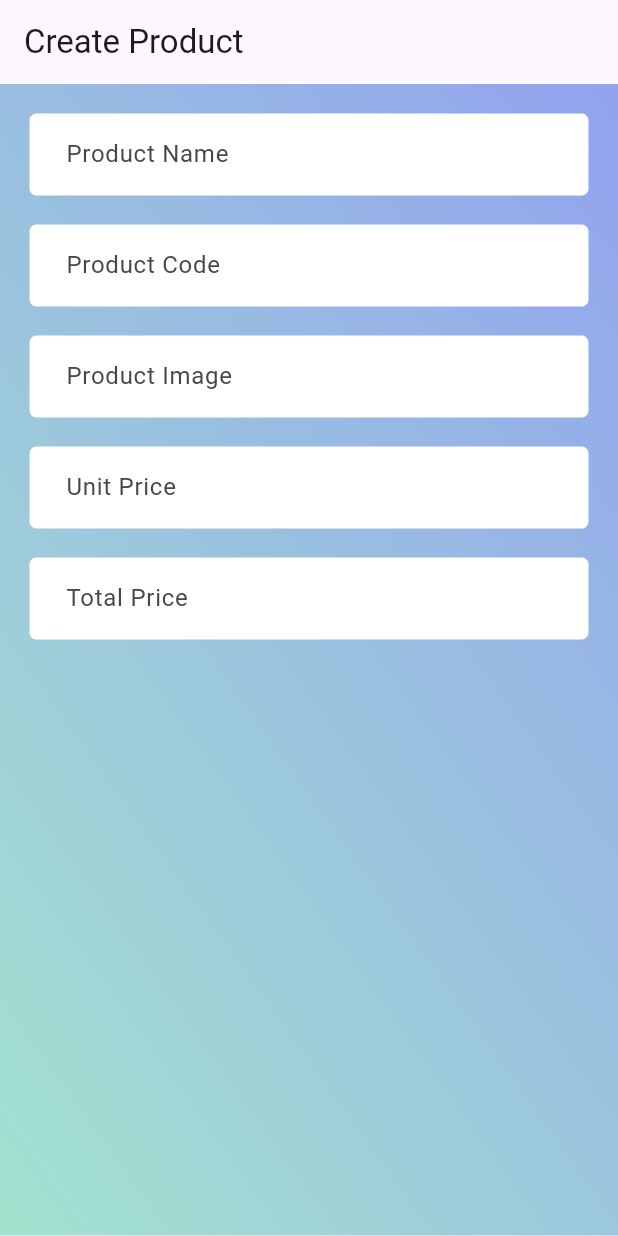
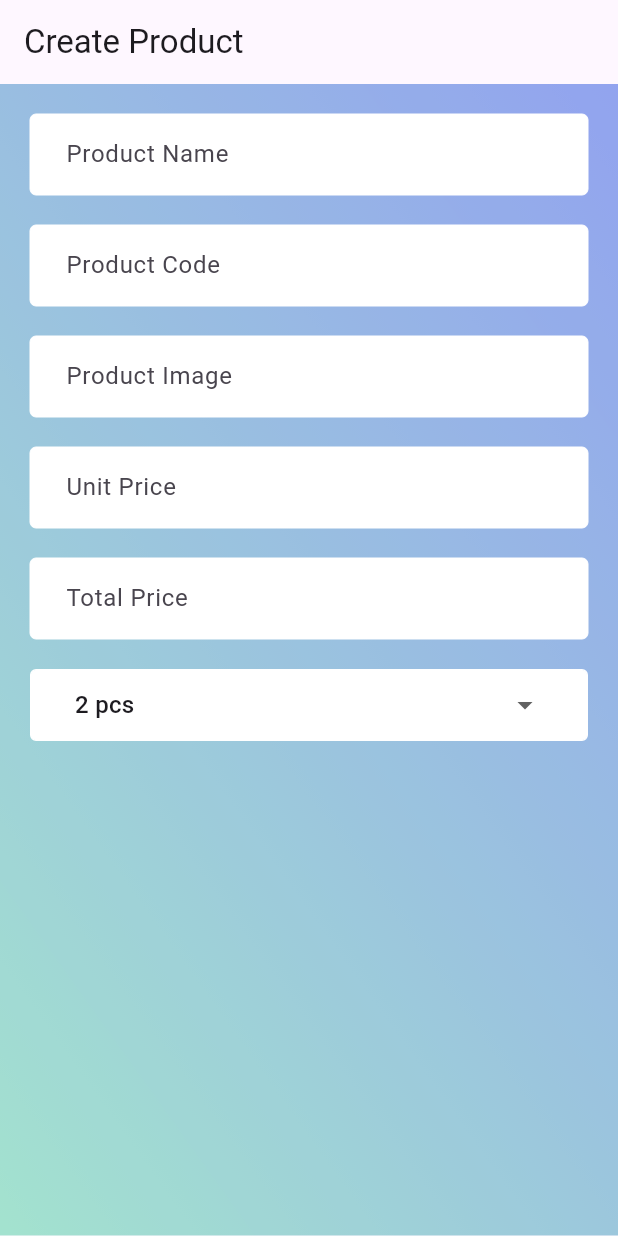
Before and after one commit to tutuldev/flutter-crud-with-rest-api, a Flutter app: the screen it shows after launch, on a phone screen of 412 x 824 dp. Run offline on Flutter 3.47's test engine with Material 3 defaults, Android fonts, the light colour scheme and no system bars; our stand-ins replace flutter_svg.

Commit message:
dropdown button make

```diff
--- a/lib/Screen/ProductCreateScreen.dart
+++ b/lib/Screen/ProductCreateScreen.dart
@@ -52,6 +52,30 @@ class _ProductCreateScreenState extends State<ProductCreateScreen> {
                   SizedBox(height: 20),
 
 
+                  AppDropDownStyle(
+                      DropdownButton(
+                        value: "2 pcs", //default value
+                          items: [
+                            DropdownMenuItem(child: Text('select Qt'), value: "",),
+                            DropdownMenuItem(child: Text('1 pcs'), value: "1 pcs",),
+                            DropdownMenuItem(child: Text('2 pcs'), value: "2 pcs",),
+                            DropdownMenuItem(child: Text('3 pcs'), value: "3 pcs",),
+                            DropdownMenuItem(child: Text('4 pcs'), value: "4 pcs",),
+                            DropdownMenuItem(child: Text('5 pcs'), value: "5 pcs",),
+
+                          ],
+
+                          onChanged: (value){
+                          },
+                        underline: Container(),
+                        isExpanded: true,
+                      )
+                  ),
+                  SizedBox(height: 20),
+
+
+
+
                 ],
               ),
             )),
--- a/lib/Style/Style.dart
+++ b/lib/Style/Style.dart
@@ -36,3 +36,16 @@ InputDecoration AppInputDecoration(label){
     labelText: label
   );
 }
+
+
+DecoratedBox AppDropDownStyle(child){
+  return DecoratedBox(
+      decoration: BoxDecoration(
+        color: colorWhite, border:Border.all(color: colorWhite,width: 1) ,
+        borderRadius: BorderRadius.circular(4)
+      ),
+    child: Padding(padding: EdgeInsets.only(left: 30,right: 30),
+    child: child,
+    ),
+  );
+}
```
